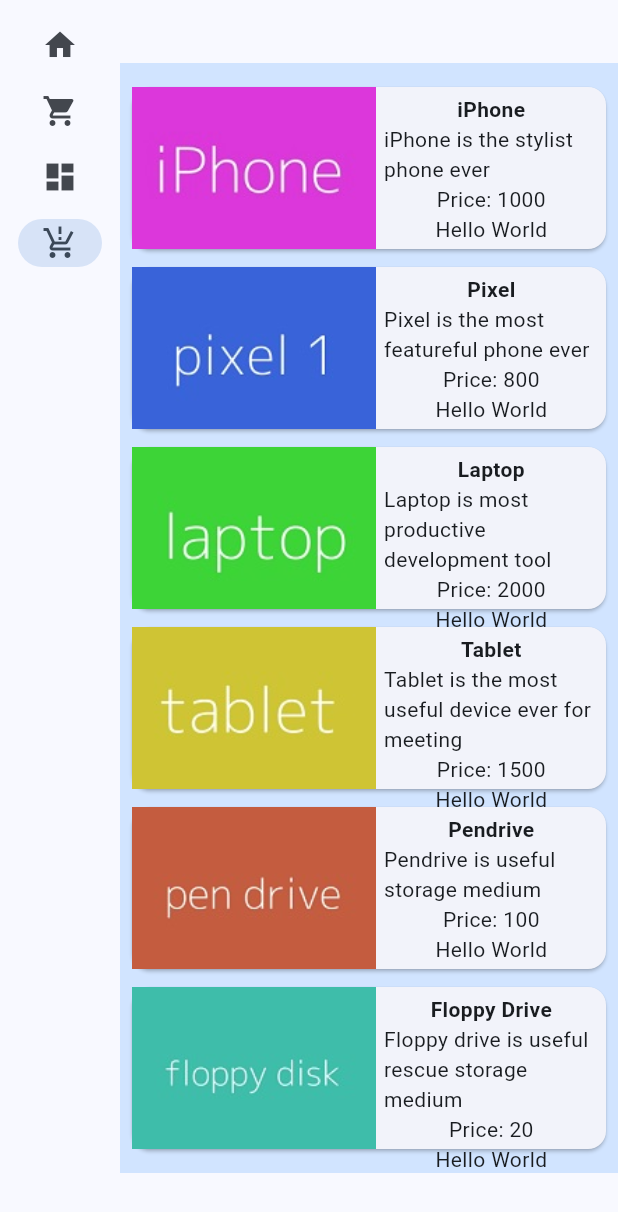
After one commit to aleku399/flutter_tutorials, a Flutter app: the screen it shows after launch, after a tap on "Shopping List", after a tap on "Layout", after a tap on "Product List", on a phone screen of 412 x 824 dp. The commit adds this screen. Shown: the top 1212 px of the screen. Run offline on Flutter 3.47's test engine with Material 2 defaults, Android fonts, the phone set to English and light mode, and no system bars.

Commit message:
Add product list

```diff
--- /dev/null
+++ b/lib/Product.dart
@@ -0,0 +1,120 @@
+import 'package:flutter/material.dart';
+
+class MyProducts extends StatelessWidget {
+  const MyProducts({super.key});
+
+   @override
+    Widget build(BuildContext context) {
+      return ListView(
+            shrinkWrap: true, padding: const EdgeInsets.fromLTRB(2.0, 10.0, 2.0, 10.0),
+            children: <Widget> [
+               ProductBox(
+                  name: "iPhone",
+                  description: "iPhone is the stylist phone ever",
+                  price: 1000,
+                  image: "iphone.jpeg"
+               ),
+               ProductBox(
+                  name: "Pixel",
+                  description: "Pixel is the most featureful phone ever",
+                  price: 800,
+                  image: "pixel.jpeg"
+               ),
+               ProductBox(
+                  name: "Laptop",
+                  description: "Laptop is most productive development tool",
+                  price: 2000,
+                  image: "laptop.jpeg"
+               ),
+               ProductBox(
+                  name: "Tablet",
+                  description: "Tablet is the most useful device ever for meeting",
+                  price: 1500,
+                  image: "tablet.jpeg"
+               ),
+               ProductBox(
+                  name: "Pendrive",
+                  description: "Pendrive is useful storage medium",
+                  price: 100,
+                  image: "pendrive.jpeg"
+               ),
+               ProductBox(
+                  name: "Floppy Drive",
+                  description: "Floppy drive is useful rescue storage medium",
+                  price: 20,
+                  image: "floppydisk.jpeg"
+               ),
+            ],
+        );
+    }
+}
+
+class ProductBox extends StatelessWidget {
+   const ProductBox({super.key, required this.name, required this.description, required this.price, required this.image});
+   final String name;
+   final String description;
+   final int price;
+   final String image;
+
+    void _showDialog(BuildContext context) {
+        showDialog(
+        context: context,
+        builder: (BuildContext context) {
+            return AlertDialog(
+            title: Text("Product Details"),
+            content: Column(
+                mainAxisSize: MainAxisSize.min,
+                crossAxisAlignment: CrossAxisAlignment.start,
+                children: [
+                Text("Name: $name"),
+                Text("Description: $description"),
+                Text("Price: $price"),
+                ],
+            ),
+            actions: [
+                TextButton(
+                onPressed: () {
+                    Navigator.of(context).pop();
+                },
+                child: Text("Close"),
+                ),
+            ],
+            );
+        },
+        );
+    }
+
+   Widget build(BuildContext context) {
+      return Container(
+         padding: EdgeInsets.all(2), height: 120,
+         child: Card(
+            child: Row(
+               mainAxisAlignment: MainAxisAlignment.spaceEvenly,
+               children: <Widget>[
+                  Image.asset("assets/images/$image"),
+                  Expanded(
+                     child: Container(
+                        padding: EdgeInsets.all(5),
+                        child: Column(
+                           mainAxisAlignment: MainAxisAlignment.spaceEvenly,
+                            children: <Widget>[
+
+                              Text(this.name, style: TextStyle(fontWeight: FontWeight.bold)),
+                              Text(this.description),
+                              Text("Price: " + this.price.toString()),
+                              GestureDetector(
+                                onTap: () {
+                                  _showDialog(context);
+                                },
+                                child: Text('Hello World',)
+                            )
+                          ],
+                        )
+                     )
+                  )
+               ]
+            )
+         )
+      );
+   }
+}
--- a/lib/main.dart
+++ b/lib/main.dart
@@ -2,6 +2,7 @@ import 'package:flutter/material.dart';
 import 'package:flutter_tutorials/Counter.dart';
 import 'package:flutter_tutorials/ShoppingList.dart';
 import 'package:flutter_tutorials/Layout.dart';
+import 'package:flutter_tutorials/Product.dart';
 
 void main() {
   runApp(const MyApp());
@@ -51,6 +52,9 @@ class _MyHomePage extends State<MyHomePage>{
       case 2:
         page = MyLayout();
         break;
+      case 3:
+        page = MyProducts();
+        break;
       default:
         throw  UnimplementedError("No widget selected for $selectedIndex");
     }
@@ -74,6 +78,10 @@ class _MyHomePage extends State<MyHomePage>{
                   icon: Icon(Icons.dashboard),
                   label: Text("Layout"),
                 ),
+                NavigationRailDestination(
+                  icon: Icon(Icons.production_quantity_limits),
+                  label: Text("Product List"),
+                ),
               ],
               selectedIndex: selectedIndex,
               onDestinationSelected: (value) {
--- a/pubspec.yaml
+++ b/pubspec.yaml
@@ -61,6 +61,12 @@ flutter:
   # To add assets to your application, add an assets section, like this:
   assets:
     - assets/images/lake.jpeg
+    - assets/images/iphone.jpeg
+    - assets/images/pixel.jpeg
+    - assets/images/laptop.jpeg
+    - assets/images/tablet.jpeg
+    - assets/images/pendrive.jpeg
+    - assets/images/floppydisk.jpeg
   #   - images/a_dot_ham.jpeg
 
   # An image asset can refer to one or more resolution-specific "variants", see
```
Also changed, not shown: assets/images/floppydisk.jpeg (added), assets/images/iphone.jpeg (added), assets/images/laptop.jpeg (added), assets/images/pendrive.jpeg (added), assets/images/pixel.jpeg (added), assets/images/tablet.jpeg (added).
